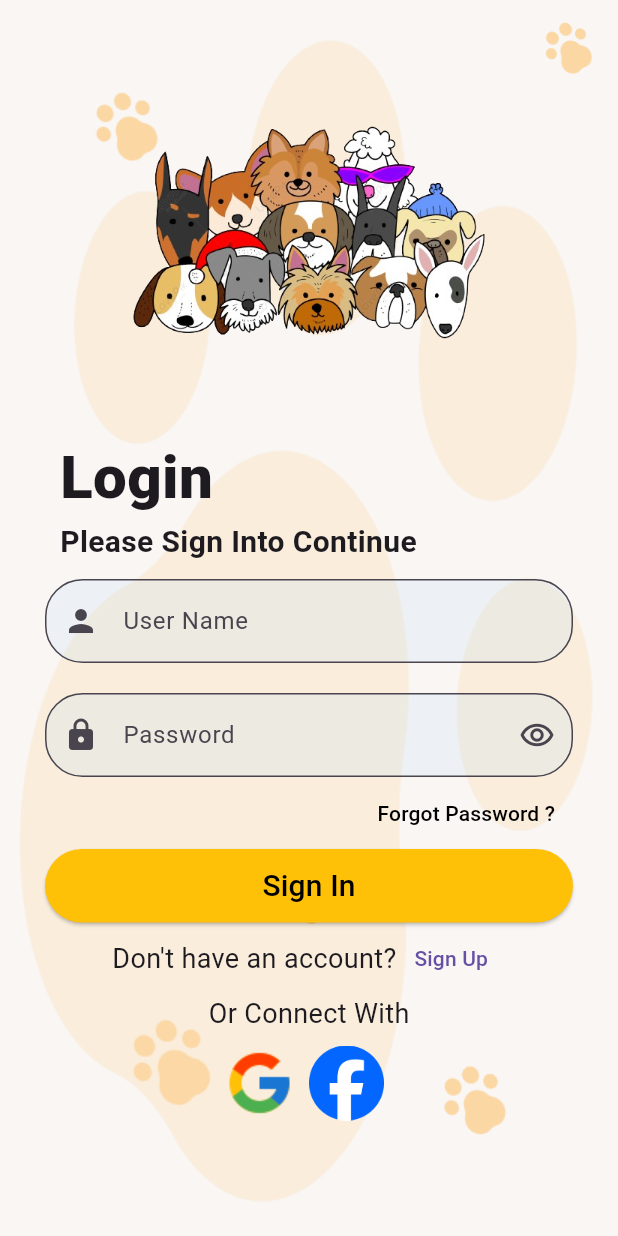
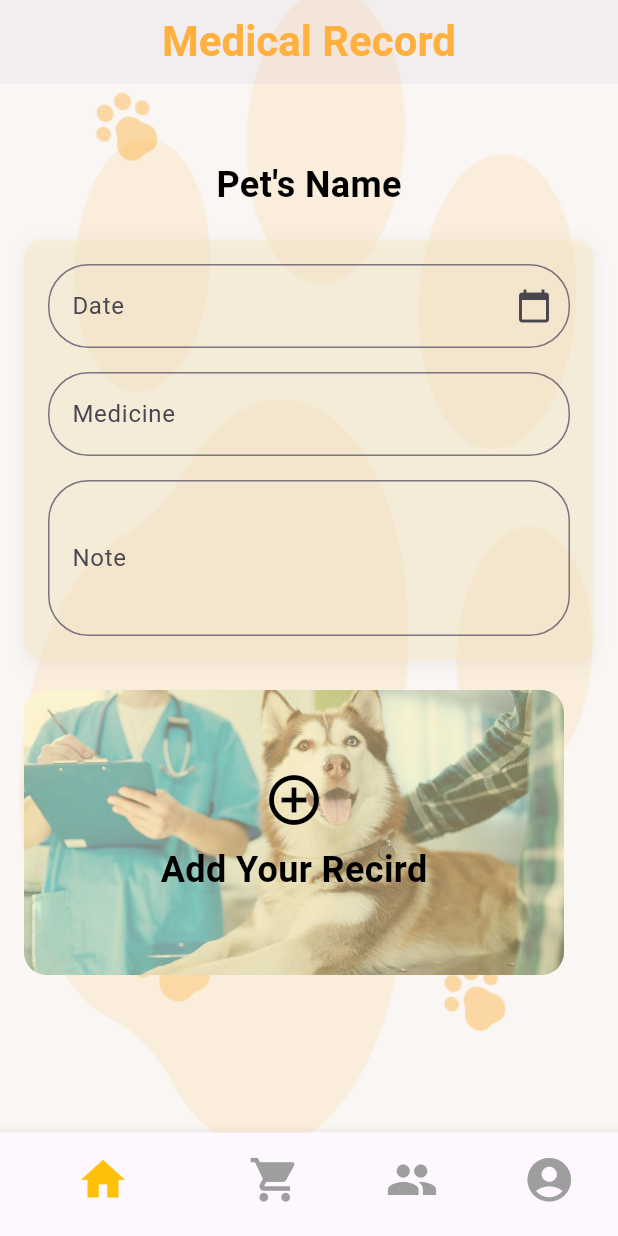
Before and after one commit to upesha56/Furry-Friends-App, a Flutter app: the screen it shows after launch, on a phone screen of 412 x 824 dp. Run offline on Flutter 3.47's test engine with Material 3 defaults, Android fonts, the phone set to English and light mode, and no system bars; our stand-ins replace file_picker, image_picker; Roboto replaces fonts that are missing (CustomFont).

Commit message:
Add more one page name as medical record.

```diff
--- a/Front-End/lib/main.dart
+++ b/Front-End/lib/main.dart
@@ -1,5 +1,6 @@
 import 'package:chat/pages/home_page.dart';
 import 'package:chat/pages/loging_page.dart';
+import 'package:chat/pages/medicalrecord.dart';
 import 'package:chat/pages/petregistration_page.dart';
 import 'package:chat/pages/signup_page.dart';
 import 'package:chat/pages/userprofile_page.dart';
@@ -14,6 +15,7 @@ class MyApp extends StatelessWidget {
 
   @override
   Widget build(BuildContext context) {
-    return MaterialApp(debugShowCheckedModeBanner: false, home: login());
+    return MaterialApp(
+        debugShowCheckedModeBanner: false, home: MedicalRecord());
   }
 }
--- /dev/null
+++ b/Front-End/lib/pages/medicalrecord.dart
@@ -0,0 +1,284 @@
+import 'package:chat/pages/community.dart';
+import 'package:chat/pages/home_page.dart';
+import 'package:chat/pages/store_page.dart';
+import 'package:chat/pages/userprofile_page.dart';
+import 'package:flutter/material.dart';
+import 'package:file_picker/file_picker.dart';
+import 'package:flutter/widgets.dart';
+import 'package:intl/intl.dart'; // Add this package for date formatting
+
+class MedicalRecord extends StatefulWidget {
+  const MedicalRecord({super.key});
+
+  @override
+  _MedicalRecordState createState() => _MedicalRecordState();
+}
+
+class _MedicalRecordState extends State<MedicalRecord> {
+  final TextEditingController _dateController = TextEditingController();
+  final TextEditingController _medicineController = TextEditingController();
+  final TextEditingController _noteController = TextEditingController();
+
+  String? _pickedFile;
+
+  Future<void> _pickFile() async {
+    FilePickerResult? result = await FilePicker.platform.pickFiles();
+    if (result != null) {
+      setState(() {
+        _pickedFile = result.files.single.name;
+      });
+    }
+  }
+
+  Future<void> _selectDate(BuildContext context) async {
+    DateTime? pickedDate = await showDatePicker(
+      context: context,
+      initialDate: DateTime.now(),
+      firstDate: DateTime(2000),
+      lastDate: DateTime(2101),
+    );
+    if (pickedDate != null) {
+      setState(() {
+        _dateController.text = DateFormat('yyyy-MM-dd').format(pickedDate);
+      });
+    }
+  }
+
+  @override
+  Widget build(BuildContext context) {
+    return Scaffold(
+      backgroundColor: const Color.fromARGB(255, 249, 246, 244),
+      extendBodyBehindAppBar: true,
+      appBar: AppBar(
+        // App Bar
+        title: const Align(
+          alignment: Alignment.center,
+          child: Text(
+            "Medical Record",
+            style: TextStyle(
+              fontWeight: FontWeight.bold,
+              color: Color(0xffFFB03E),
+              fontSize: 28,
+              fontFamily: 'CustomFont',
+            ),
+          ),
+        ),
+        backgroundColor: Colors.transparent, // Set to transparent
+        elevation: 1.0, // Remove the shadow
+      ),
+      body: Stack(
+        children: [
+          SizedBox(
+            height: double.infinity,
+            width: double.infinity,
+            child: Image.asset(
+              "assets/foot.png",
+              alignment: AlignmentDirectional.centerStart,
+              fit: BoxFit.cover,
+            ),
+          ),
+          Positioned(
+            top: 55.0,
+            left: 55.0,
+            child: Opacity(
+              opacity: 0.4,
+              child: Image.asset('assets/paw.png', height: 60, width: 60),
+            ),
+          ),
+          Positioned(
+            bottom: 70.0,
+            left: 70.0,
+            child: Opacity(
+              opacity: 0.3,
+              child: Image.asset('assets/paw.png', height: 90, width: 90),
+            ),
+          ),
+          Positioned(
+            bottom: 60.0,
+            right: 60.0,
+            child: Opacity(
+              opacity: 0.4,
+              child: Image.asset('assets/paw.png', height: 60, width: 70),
+            ),
+          ),
+          Positioned(
+            bottom: 190.0,
+            right: 190.0,
+            child: Opacity(
+              opacity: 0.4,
+              child: Image.asset('assets/paw.png', height: 60, width: 60),
+            ),
+          ),
+          SingleChildScrollView(
+            child: Padding(
+              padding: const EdgeInsets.all(16.0),
+              child: Column(
+                crossAxisAlignment: CrossAxisAlignment.start,
+                children: [
+                  const SizedBox(height: 90),
+                  const Center(
+                    child: Text(
+                      "Pet's Name",
+                      style: TextStyle(
+                        fontSize: 24,
+                        fontWeight: FontWeight.bold,
+                        color: Colors.black,
+                      ),
+                    ),
+                  ),
+                  const SizedBox(height: 20),
+                  Container(
+                    padding: const EdgeInsets.all(16.0),
+                    decoration: BoxDecoration(
+                      color: Color(0xffF9E8BD).withOpacity(0.4),
+                      borderRadius: BorderRadius.circular(12),
+                      boxShadow: [
+                        BoxShadow(
+                          color: Colors.grey.withOpacity(0.1),
+                          spreadRadius: 2,
+                          blurRadius: 8,
+                          offset: const Offset(0, 3),
+                        ),
+                      ],
+                    ),
+                    child: Column(
+                      children: [
+                        GestureDetector(
+                          onTap: () => _selectDate(context),
+                          child: AbsorbPointer(
+                            child: TextField(
+                              controller: _dateController,
+                              decoration: const InputDecoration(
+                                labelText: 'Date',
+                                border: OutlineInputBorder(
+                                    borderRadius:
+                                        BorderRadius.all(Radius.circular(27))),
+                                suffixIcon: Icon(Icons.calendar_today),
+                              ),
+                            ),
+                          ),
+                        ),
+                        const SizedBox(height: 16),
+                        TextField(
+                          controller: _medicineController,
+                          decoration: const InputDecoration(
+                            labelText: 'Medicine',
+                            border: OutlineInputBorder(
+                                borderRadius:
+                                    BorderRadius.all(Radius.circular(27))),
+                          ),
+                        ),
+                        const SizedBox(height: 16),
+                        TextField(
+                          controller: _noteController,
+                          maxLines: 3,
+                          decoration: const InputDecoration(
+                            labelText: 'Note',
+                            border: OutlineInputBorder(
+                                borderRadius:
+                                    BorderRadius.all(Radius.circular(27))),
+                          ),
+                        ),
+                      ],
+                    ),
+                  ),
+                  const SizedBox(height: 20),
+                  GestureDetector(
+                    onTap: _pickFile,
+                    child: Container(
+                      height: 190,
+                      width: 360,
+                      decoration: BoxDecoration(
+                        borderRadius: BorderRadius.circular(15),
+                        color: const Color.fromARGB(255, 249, 230, 160),
+                        image: const DecorationImage(
+                          image: AssetImage("assets/medical-records.jpg"),
+                          fit: BoxFit.cover,
+                          opacity: 0.5,
+                        ),
+                      ),
+                      child: const Column(
+                        mainAxisAlignment: MainAxisAlignment.center,
+                        children: [
+                          Icon(Icons.add_circle_outline,
+                              size: 40, color: Colors.black), // Add your icon
+                          SizedBox(height: 10), // Spacing between icon and text
+                          Text(
+                            "Add Your Recird",
+                            style: TextStyle(
+                              fontSize: 24,
+                              color: Colors.black, // Text color
+                              fontWeight: FontWeight.bold,
+                            ),
+                          ),
+                        ],
+                      ),
+                    ),
+                  ),
+                ],
+              ),
+            ),
+          ),
+        ],
+      ),
+      bottomNavigationBar: BottomNavigationBar(
+        currentIndex: 0,
+        selectedItemColor: Colors.amber,
+        unselectedItemColor: Colors.grey,
+        showSelectedLabels: false,
+        showUnselectedLabels: false,
+        iconSize: 35,
+        items: [
+          BottomNavigationBarItem(
+            icon: GestureDetector(
+                onTap: () {
+                  Navigator.push(
+                      context,
+                      MaterialPageRoute(
+                        builder: (context) => HomePage(),
+                      ));
+                },
+                child: Icon(Icons.home)),
+            label: 'Home',
+          ),
+          BottomNavigationBarItem(
+            icon: GestureDetector(
+                onTap: () {
+                  Navigator.push(
+                      context,
+                      MaterialPageRoute(
+                        builder: (context) => StorePage(),
+                      ));
+                },
+                child: Icon(Icons.shopping_cart)),
+            label: 'Cart',
+          ),
+          BottomNavigationBarItem(
+            icon: GestureDetector(
+                onTap: () {
+                  Navigator.push(
+                      context,
+                      MaterialPageRoute(
+                        builder: (context) => CommunityPage(),
+                      ));
+                },
+                child: Icon(Icons.people)),
+            label: 'Profile',
+          ),
+          BottomNavigationBarItem(
+            icon: GestureDetector(
+                onTap: () {
+                  Navigator.push(
+                      context,
+                      MaterialPageRoute(
+                        builder: (context) => userProfile(),
+                      ));
+                },
+                child: Icon(Icons.account_circle)),
+            label: 'Settings',
+          ),
+        ],
+      ),
+    );
+  }
+}
--- a/Front-End/pubspec.yaml
+++ b/Front-End/pubspec.yaml
@@ -35,6 +35,8 @@ dependencies:
   # The following adds the Cupertino Icons font to your application.
   # Use with the CupertinoIcons class for iOS style icons.
   cupertino_icons: ^1.0.6
+  file_picker: ^8.0.5
+  intl: ^0.19.0
 
 dev_dependencies:
   flutter_test:
@@ -89,6 +91,7 @@ flutter:
   - assets/pet-collar.jpg
   - assets/pet-equepment.jpg
   - assets/pet-medicine.jpg
+  - assets/medical-records.jpg
   # An image asset can refer to one or more resolution-specific "variants", see
   # https://flutter.dev/assets-and-images/#resolution-aware
 
```
Also changed, not shown: Front-End/assets/medical-records.jpg (added), Front-End/pubspec.lock.
